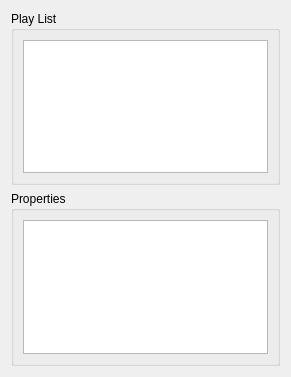
GameOverture/HarmonyEngine, file Editor/src/Audio/AudioWidget.ui: the form before one commit.
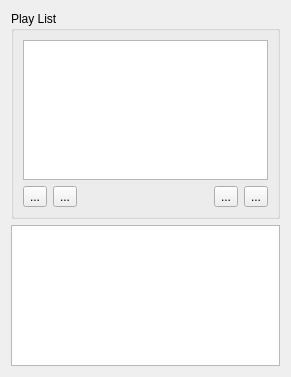
The form after the commit. Icons and pictures are not drawn. Custom widgets are drawn as their Qt base class.

Commit message: Audio model for items can setup playlist and properties

The edit to the form file:
```diff
--- a/Editor/src/Audio/AudioWidget.ui
+++ b/Editor/src/Audio/AudioWidget.ui
@@ -25,21 +25,57 @@
         <item>
          <widget class="QTableView" name="tableView"/>
         </item>
-       </layout>
-      </widget>
-     </item>
-     <item>
-      <widget class="QGroupBox" name="groupBox">
-       <property name="title">
-        <string>Properties</string>
-       </property>
-       <layout class="QVBoxLayout" name="verticalLayout_3">
         <item>
-         <widget class="PropertiesTreeView" name="treeView"/>
+         <layout class="QHBoxLayout" name="horizontalLayout">
+          <item>
+           <widget class="QToolButton" name="btnAddAudio">
+            <property name="text">
+             <string>...</string>
+            </property>
+           </widget>
+          </item>
+          <item>
+           <widget class="QToolButton" name="btnRemoveAudio">
+            <property name="text">
+             <string>...</string>
+            </property>
+           </widget>
+          </item>
+          <item>
+           <spacer name="horizontalSpacer">
+            <property name="orientation">
+             <enum>Qt::Horizontal</enum>
+            </property>
+            <property name="sizeHint" stdset="0">
+             <size>
+              <width>40</width>
+              <height>20</height>
+             </size>
+            </property>
+           </spacer>
+          </item>
+          <item>
+           <widget class="QToolButton" name="btnOrderAudioUp">
+            <property name="text">
+             <string>...</string>
+            </property>
+           </widget>
+          </item>
+          <item>
+           <widget class="QToolButton" name="btnOrderAudioDown">
+            <property name="text">
+             <string>...</string>
+            </property>
+           </widget>
+          </item>
+         </layout>
         </item>
        </layout>
       </widget>
      </item>
+     <item>
+      <widget class="PropertiesTreeView" name="statePropertiesTreeView"/>
+     </item>
     </layout>
    </item>
   </layout>
```
Left out of the diff: 54 changed lines with no effect on the pictures. The commit also changes 10 other files.
